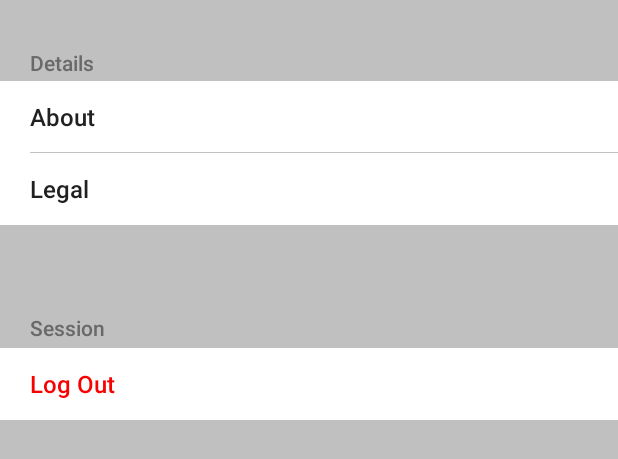
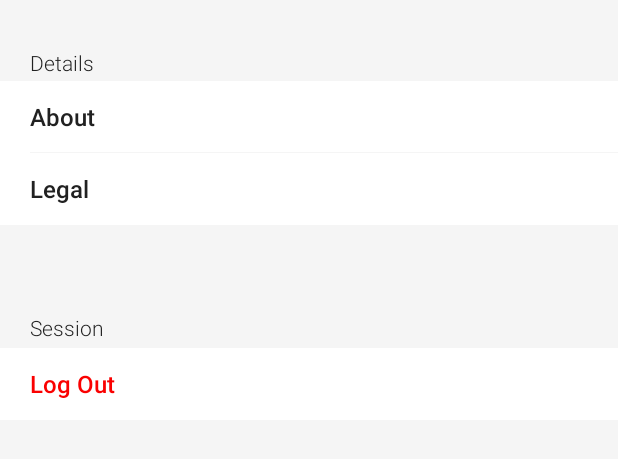
Before and after one commit to ruelasvh/Toci, an Android app: the layout fragment_settings.xml on its own in the app's theme, with its tools: preview values and no code run, on a phone screen of 412 x 824 dp. Shown: the top 459 px of the screen. Run offline under Robolectric (Android 15) with nearby library versions, the phone set to English and light mode, and no system bars.

```diff
--- a/app/build.gradle
+++ b/app/build.gradle
@@ -3,7 +3,7 @@ apply plugin: 'com.android.application'
 android {
 
     compileSdkVersion 25
-    buildToolsVersion '26.0.2'
+    buildToolsVersion '27.0.3'
     useLibrary 'org.apache.http.legacy'
 
     packagingOptions {
--- a/app/src/main/res/drawable/bottom_navbar_selected.xml
+++ b/app/src/main/res/drawable/bottom_navbar_selected.xml
@@ -1,5 +1,5 @@
 <?xml version="1.0" encoding="utf-8"?>
 <selector xmlns:android="http://schemas.android.com/apk/res/android">
     <item android:color="@android:color/white" android:state_checked="true" />
-    <item android:color="@android:color/darker_gray" android:state_checked="false" />
+    <item android:color="@android:color/white" android:state_checked="false" />
 </selector>
--- a/app/src/main/res/layout/fragment_add_new_crowd.xml
+++ b/app/src/main/res/layout/fragment_add_new_crowd.xml
@@ -5,8 +5,6 @@
     android:layout_alignParentTop="true"
     android:layout_alignParentStart="true"
     xmlns:android="http://schemas.android.com/apk/res/android">
-
-
 
         <FrameLayout xmlns:android="http://schemas.android.com/apk/res/android"
             xmlns:map="http://schemas.android.com/apk/res-auto"
--- a/app/src/main/res/layout/fragment_settings.xml
+++ b/app/src/main/res/layout/fragment_settings.xml
@@ -20,8 +20,8 @@
         android:gravity="left|center_vertical"
         android:paddingLeft="20dp"
         android:text="About"
-        android:textSize="16dp"
-        android:textAllCaps="false" />
+        android:textAllCaps="false"
+        android:textSize="16dp" />
 
     <View
         android:id="@+id/dividerAbout"
@@ -43,8 +43,8 @@
         android:gravity="left|center_vertical"
         android:paddingLeft="20dp"
         android:text="Legal"
-        android:textSize="16dp"
-        android:textAllCaps="false" />
+        android:textAllCaps="false"
+        android:textSize="16dp" />
 
     <Button
         android:id="@+id/signout"
@@ -58,9 +58,9 @@
         android:gravity="left|center_vertical"
         android:paddingLeft="20dp"
         android:text="Log Out"
-        android:textSize="16dp"
         android:textAllCaps="false"
-        android:textColor="#fa0101" />
+        android:textColor="#fa0101"
+        android:textSize="16dp" />
 
     <TextView
         android:id="@+id/detailsLabel"
@@ -71,9 +71,8 @@
         android:layout_marginLeft="20dp"
         android:layout_marginTop="32dp"
         android:text="Details"
-        android:textSize="14dp"
-        android:textStyle="bold"
-        android:textColor="#696969"
+        android:textColor="@color/PrimaryTextPrimaryColor"
+        android:textSize="14sp"
         tools:text="Details" />
 
     <TextView
@@ -85,9 +84,8 @@
         android:layout_marginBottom="52dp"
         android:layout_marginLeft="20dp"
         android:text="Session"
-        android:textSize="14dp"
-        android:textStyle="bold"
-        android:textColor="#696969"
+        android:textColor="@color/PrimaryTextPrimaryColor"
+        android:textSize="14sp"
         tools:text="Session" />
 
 </RelativeLayout>
--- a/app/src/main/res/values-v21/styles.xml
+++ b/app/src/main/res/values-v21/styles.xml
@@ -15,10 +15,8 @@
         <item name="android:textColorPrimary">@color/PrimaryTextPrimaryColor</item>
         <item name="android:navigationBarColor">@color/PrimaryNavigationColor</item>
         <item name="drawerArrowStyle">@style/DrawerArrowStyle</item>
-
         <item name="android:windowDrawsSystemBarBackgrounds">true</item>
         <item name="android:statusBarColor">@color/PrimaryDarkColor</item>
-
         <item name="android:windowBackground">@color/PrimaryWindowBackground</item>
         <item name="android:windowContentTransitions">true</item>
     </style>
--- a/app/src/main/res/values/colors.xml
+++ b/app/src/main/res/values/colors.xml
@@ -4,7 +4,7 @@
     <color name="azure">#F0FFFF</color>
     <color name="orange">#FF8C00</color>
     <color name="black_transparent">#ae0e0e0e</color>
-    <color name="light_grey">#C0C0C0</color>
+    <color name="light_grey">#2ac0c0c0</color>
     <color name="transparent">#00000000</color>
     <color name="PrimaryColor">#ff25365f</color>
     <color name="PrimaryDarkColor">#ff0e1c49</color>
@@ -12,6 +12,8 @@
     <color name="PrimaryWindowBackground">#FFF</color>
     <color name="PrimaryTextPrimaryColor">#212121</color>
     <color name="PrimaryNavigationColor">#000</color>
+    <color name="foreground_material_light">#ffffff</color>
+    <color name="background_material_light">#00ffffff</color>
 
     <drawable name="pressed_gray">#0c000000</drawable>
     <drawable name="selected_gray">#2c000000</drawable>
--- a/build.gradle
+++ b/build.gradle
@@ -6,7 +6,7 @@ buildscript {
         google()
     }
     dependencies {
-        classpath 'com.android.tools.build:gradle:3.0.1'
+        classpath 'com.android.tools.build:gradle:3.1.2'
 
         // NOTE: Do not place your application dependencies here; they belong
         // in the individual module build.gradle files
```
Also changed, not shown: app/src/main/java/com/timemachine/toci/LivePicsGalleryActivity.java (+10 -12 lines), app/src/main/java/com/timemachine/toci/SettingsFragment.java (+0 -7 lines), app/src/main/res/layout/activity_home_material.xml (+10 -8 lines), app/src/main/res/layout/fragment_navigation_material_drawer.xml (deleted, +0 -55 lines), app/src/main/res/menu/bottom_nav_items.xml (+5 -4 lines), app/src/main/res/values/strings.xml (+6 -6 lines), gradle/wrapper/gradle-wrapper.properties, 2 other files.
